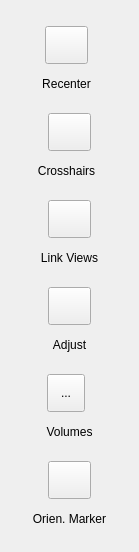
greydongilmore/trajectoryGuideModules, file settingsPanel/Resources/UI/settingsPanel.ui: the form before one commit.
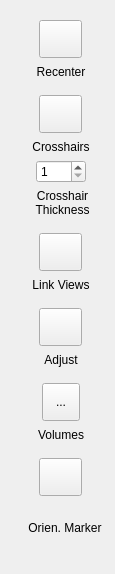
The form after the commit. Icons and pictures are not drawn.

```diff
--- a/settingsPanel/Resources/UI/settingsPanel.ui
+++ b/settingsPanel/Resources/UI/settingsPanel.ui
@@ -6,8 +6,8 @@
    <rect>
     <x>0</x>
     <y>0</y>
-    <width>139</width>
-    <height>552</height>
+    <width>115</width>
+    <height>574</height>
    </rect>
   </property>
   <property name="sizePolicy">
@@ -25,7 +25,7 @@
   <property name="windowTitle">
    <string>Form</string>
   </property>
-  <layout class="QGridLayout" name="gridLayout_2">
+  <layout class="QGridLayout" name="gridLayout">
    <item row="0" column="0">
     <widget class="QWidget" name="widget" native="true">
      <property name="sizePolicy">
@@ -40,9 +40,34 @@
        <height>0</height>
       </size>
      </property>
-     <layout class="QGridLayout" name="gridLayout">
-      <item row="23" column="0" colspan="2">
-       <widget class="QLabel" name="label_6">
+     <layout class="QVBoxLayout" name="verticalLayout">
+      <item alignment="Qt::AlignHCenter">
+       <widget class="QPushButton" name="recenterButton">
+        <property name="sizePolicy">
+         <sizepolicy hsizetype="Fixed" vsizetype="Fixed">
+          <horstretch>0</horstretch>
+          <verstretch>0</verstretch>
+         </sizepolicy>
+        </property>
+        <property name="minimumSize">
+         <size>
+          <width>38</width>
+          <height>38</height>
+         </size>
+        </property>
+        <property name="font">
+         <font>
+          <family>Arial</family>
+          <pointsize>10</pointsize>
+         </font>
+        </property>
+        <property name="text">
+         <string/>
+        </property>
+       </widget>
+      </item>
+      <item>
+       <widget class="QLabel" name="label_5">
         <property name="sizePolicy">
          <sizepolicy hsizetype="MinimumExpanding" vsizetype="Fixed">
           <horstretch>0</horstretch>
@@ -56,14 +81,14 @@
          </size>
         </property>
         <property name="text">
-         <string>Volumes</string>
+         <string>Recenter</string>
         </property>
         <property name="alignment">
          <set>Qt::AlignCenter</set>
         </property>
        </widget>
       </item>
-      <item row="5" column="0">
+      <item>
        <spacer name="verticalSpacer">
         <property name="orientation">
          <enum>Qt::Vertical</enum>
@@ -79,8 +104,8 @@
         </property>
        </spacer>
       </item>
-      <item row="18" column="0" colspan="2" alignment="Qt::AlignHCenter">
-       <widget class="QPushButton" name="windowVolButton">
+      <item alignment="Qt::AlignHCenter">
+       <widget class="QPushButton" name="crosshairToggleButton">
         <property name="sizePolicy">
          <sizepolicy hsizetype="Fixed" vsizetype="Fixed">
           <horstretch>0</horstretch>
@@ -104,7 +129,91 @@
         </property>
        </widget>
       </item>
-      <item row="11" column="0">
+      <item>
+       <widget class="QLabel" name="label_4">
+        <property name="sizePolicy">
+         <sizepolicy hsizetype="MinimumExpanding" vsizetype="Fixed">
+          <horstretch>0</horstretch>
+          <verstretch>0</verstretch>
+         </sizepolicy>
+        </property>
+        <property name="minimumSize">
+         <size>
+          <width>0</width>
+          <height>15</height>
+         </size>
+        </property>
+        <property name="text">
+         <string>Crosshairs</string>
+        </property>
+        <property name="alignment">
+         <set>Qt::AlignCenter</set>
+        </property>
+       </widget>
+      </item>
+      <item alignment="Qt::AlignHCenter">
+       <widget class="QSpinBox" name="crosshairThicknessSB">
+        <property name="sizePolicy">
+         <sizepolicy hsizetype="Preferred" vsizetype="Preferred">
+          <horstretch>0</horstretch>
+          <verstretch>0</verstretch>
+         </sizepolicy>
+        </property>
+        <property name="minimumSize">
+         <size>
+          <width>50</width>
+          <height>0</height>
+         </size>
+        </property>
+        <property name="maximumSize">
+         <size>
+          <width>50</width>
+          <height>16777215</height>
+         </size>
+        </property>
+        <property name="minimum">
+         <number>1</number>
+        </property>
+        <property name="maximum">
+         <number>5</number>
+        </property>
+        <property name="value">
+         <number>1</number>
+        </property>
+       </widget>
+      </item>
+      <item>
+       <widget class="QLabel" name="label_8">
+        <property name="sizePolicy">
+         <sizepolicy hsizetype="Preferred" vsizetype="Preferred">
+          <horstretch>0</horstretch>
+          <verstretch>0</verstretch>
+         </sizepolicy>
+        </property>
+        <property name="minimumSize">
+         <size>
+          <width>85</width>
+          <height>0</height>
+         </size>
+        </property>
+        <property name="maximumSize">
+         <size>
+          <width>85</width>
+          <height>16777215</height>
+         </size>
+        </property>
+        <property name="text">
+         <string>Crosshair Thickness</string>
+        </property>
+        <property name="alignment">
+         <set>Qt::AlignCenter</set>
+        </property>
+        <property name="wordWrap">
+         <bool>true</bool>
+        </property>
+       </widget>
+      </item>
+      <item>
        <spacer name="verticalSpacer_2">
         <property name="orientation">
          <enum>Qt::Vertical</enum>
@@ -120,7 +229,95 @@
         </property>
        </spacer>
       </item>
-      <item row="19" column="0" colspan="2">
+      <item alignment="Qt::AlignHCenter">
+       <widget class="QPushButton" name="linkViewsButton">
+        <property name="sizePolicy">
+         <sizepolicy hsizetype="Fixed" vsizetype="Fixed">
+          <horstretch>0</horstretch>
+          <verstretch>0</verstretch>
+         </sizepolicy>
+        </property>
+        <property name="minimumSize">
+         <size>
+          <width>38</width>
+          <height>38</height>
+         </size>
+        </property>
+        <property name="font">
+         <font>
+          <family>Arial</family>
+          <pointsize>10</pointsize>
+         </font>
+        </property>
+        <property name="text">
+         <string/>
+        </property>
+       </widget>
+      </item>
+      <item>
+       <widget class="QLabel" name="label_3">
+        <property name="sizePolicy">
+         <sizepolicy hsizetype="MinimumExpanding" vsizetype="Fixed">
+          <horstretch>0</horstretch>
+          <verstretch>0</verstretch>
+         </sizepolicy>
+        </property>
+        <property name="minimumSize">
+         <size>
+          <width>0</width>
+          <height>15</height>
+         </size>
+        </property>
+        <property name="text">
+         <string>Link Views</string>
+        </property>
+        <property name="alignment">
+         <set>Qt::AlignCenter</set>
+        </property>
+       </widget>
+      </item>
+      <item>
+       <spacer name="verticalSpacer_3">
+        <property name="orientation">
+         <enum>Qt::Vertical</enum>
+        </property>
+        <property name="sizeType">
+         <enum>QSizePolicy::Fixed</enum>
+        </property>
+        <property name="sizeHint" stdset="0">
+         <size>
+          <width>20</width>
+          <height>10</height>
+         </size>
+        </property>
+       </spacer>
+      </item>
+      <item alignment="Qt::AlignHCenter">
+       <widget class="QPushButton" name="windowVolButton">
+        <property name="sizePolicy">
+         <sizepolicy hsizetype="Fixed" vsizetype="Fixed">
+          <horstretch>0</horstretch>
+          <verstretch>0</verstretch>
+         </sizepolicy>
+        </property>
+        <property name="minimumSize">
+         <size>
+          <width>38</width>
+          <height>38</height>
+         </size>
+        </property>
+        <property name="font">
+         <font>
+          <family>Arial</family>
+          <pointsize>10</pointsize>
+         </font>
+        </property>
+        <property name="text">
+         <string/>
+        </property>
+       </widget>
+      </item>
+      <item>
        <widget class="QLabel" name="label_2">
         <property name="sizePolicy">
          <sizepolicy hsizetype="MinimumExpanding" vsizetype="Fixed">
@@ -142,57 +339,7 @@
         </property>
        </widget>
       </item>
-      <item row="2" column="0" alignment="Qt::AlignHCenter">
-       <widget class="QPushButton" name="recenterButton">
-        <property name="sizePolicy">
-         <sizepolicy hsizetype="Fixed" vsizetype="Fixed">
-          <horstretch>0</horstretch>
-          <verstretch>0</verstretch>
-         </sizepolicy>
-        </property>
-        <property name="minimumSize">
-         <size>
-          <width>38</width>
-          <height>38</height>
-         </size>
-        </property>
-        <property name="font">
-         <font>
-          <family>Arial</family>
-          <pointsize>10</pointsize>
-         </font>
-        </property>
-        <property name="text">
-         <string/>
-        </property>
-       </widget>
-      </item>
-      <item row="13" column="0" colspan="2" alignment="Qt::AlignHCenter">
-       <widget class="QPushButton" name="linkViewsButton">
-        <property name="sizePolicy">
-         <sizepolicy hsizetype="Fixed" vsizetype="Fixed">
-          <horstretch>0</horstretch>
-          <verstretch>0</verstretch>
-         </sizepolicy>
-        </property>
-        <property name="minimumSize">
-         <size>
-          <width>38</width>
-          <height>38</height>
-         </size>
-        </property>
-        <property name="font">
-         <font>
-          <family>Arial</family>
-          <pointsize>10</pointsize>
-         </font>
-        </property>
-        <property name="text">
-         <string/>
-        </property>
-       </widget>
-      </item>
-      <item row="20" column="0">
+      <item>
        <spacer name="verticalSpacer_4">
         <property name="orientation">
          <enum>Qt::Vertical</enum>
@@ -208,7 +355,7 @@
         </property>
        </spacer>
       </item>
-      <item row="22" column="0" alignment="Qt::AlignHCenter">
+      <item alignment="Qt::AlignHCenter">
        <widget class="QToolButton" name="volumeButton">
         <property name="minimumSize">
          <size>
@@ -252,7 +399,45 @@
         </property>
        </widget>
       </item>
-      <item row="25" column="0" colspan="2" alignment="Qt::AlignHCenter">
+      <item>
+       <widget class="QLabel" name="label_6">
+        <property name="sizePolicy">
+         <sizepolicy hsizetype="MinimumExpanding" vsizetype="Fixed">
+          <horstretch>0</horstretch>
+          <verstretch>0</verstretch>
+         </sizepolicy>
+        </property>
+        <property name="minimumSize">
+         <size>
+          <width>0</width>
+          <height>15</height>
+         </size>
+        </property>
+        <property name="text">
+         <string>Volumes</string>
+        </property>
+        <property name="alignment">
+         <set>Qt::AlignCenter</set>
+        </property>
+       </widget>
+      </item>
+      <item>
+       <spacer name="verticalSpacer_5">
+        <property name="orientation">
+         <enum>Qt::Vertical</enum>
+        </property>
+        <property name="sizeType">
+         <enum>QSizePolicy::Fixed</enum>
+        </property>
+        <property name="sizeHint" stdset="0">
+         <size>
+          <width>20</width>
+          <height>10</height>
+         </size>
+        </property>
+       </spacer>
+      </item>
+      <item alignment="Qt::AlignHCenter">
        <widget class="QPushButton" name="orientationMarkerButton">
         <property name="sizePolicy">
          <sizepolicy hsizetype="Fixed" vsizetype="Fixed">
@@ -277,18 +462,18 @@
         </property>
        </widget>
       </item>
-      <item row="27" column="0" colspan="2">
+      <item>
        <widget class="QLabel" name="label_7">
         <property name="sizePolicy">
-         <sizepolicy hsizetype="MinimumExpanding" vsizetype="Fixed">
+         <sizepolicy hsizetype="MinimumExpanding" vsizetype="MinimumExpanding">
           <horstretch>0</horstretch>
           <verstretch>0</verstretch>
          </sizepolicy>
         </property>
         <property name="minimumSize">
          <size>
-          <width>0</width>
-          <height>15</height>
+          <width>90</width>
+          <height>0</height>
          </size>
         </property>
         <property name="text">
@@ -299,129 +484,6 @@
         </property>
        </widget>
       </item>
-      <item row="4" column="0">
-       <widget class="QLabel" name="label_5">
-        <property name="sizePolicy">
-         <sizepolicy hsizetype="MinimumExpanding" vsizetype="Fixed">
-          <horstretch>0</horstretch>
-          <verstretch>0</verstretch>
-         </sizepolicy>
-        </property>
-        <property name="minimumSize">
-         <size>
-          <width>0</width>
-          <height>15</height>
-         </size>
-        </property>
-        <property name="text">
-         <string>Recenter</string>
-        </property>
-        <property name="alignment">
-         <set>Qt::AlignCenter</set>
-        </property>
-       </widget>
-      </item>
-      <item row="15" column="0">
-       <spacer name="verticalSpacer_3">
-        <property name="orientation">
-         <enum>Qt::Vertical</enum>
-        </property>
-        <property name="sizeType">
-         <enum>QSizePolicy::Fixed</enum>
-        </property>
-        <property name="sizeHint" stdset="0">
-         <size>
-          <width>20</width>
-          <height>10</height>
-         </size>
-        </property>
-       </spacer>
-      </item>
-      <item row="7" column="0" colspan="2" alignment="Qt::AlignHCenter">
-       <widget class="QPushButton" name="crosshairToggleButton">
-        <property name="sizePolicy">
-         <sizepolicy hsizetype="Fixed" vsizetype="Fixed">
-          <horstretch>0</horstretch>
-          <verstretch>0</verstretch>
-         </sizepolicy>
-        </property>
-        <property name="minimumSize">
-         <size>
-          <width>38</width>
-          <height>38</height>
-         </size>
-        </property>
-        <property name="font">
-         <font>
-          <family>Arial</family>
-          <pointsize>10</pointsize>
-         </font>
-        </property>
-        <property name="text">
-         <string/>
-        </property>
-       </widget>
-      </item>
-      <item row="8" column="0">
-       <widget class="QLabel" name="label_4">
-        <property name="sizePolicy">
-         <sizepolicy hsizetype="MinimumExpanding" vsizetype="Fixed">
-          <horstretch>0</horstretch>
-          <verstretch>0</verstretch>
-         </sizepolicy>
-        </property>
-        <property name="minimumSize">
-         <size>
-          <width>0</width>
-          <height>15</height>
-         </size>
-        </property>
-        <property name="text">
-         <string>Crosshairs</string>
-        </property>
-        <property name="alignment">
-         <set>Qt::AlignCenter</set>
-        </property>
-       </widget>
-      </item>
-      <item row="14" column="0" colspan="2">
-       <widget class="QLabel" name="label_3">
-        <property name="sizePolicy">
-         <sizepolicy hsizetype="MinimumExpanding" vsizetype="Fixed">
-          <horstretch>0</horstretch>
-          <verstretch>0</verstretch>
-         </sizepolicy>
-        </property>
-        <property name="minimumSize">
-         <size>
-          <width>0</width>
-          <height>15</height>
-         </size>
-        </property>
-        <property name="text">
-         <string>Link Views</string>
-        </property>
-        <property name="alignment">
-         <set>Qt::AlignCenter</set>
-        </property>
-       </widget>
-      </item>
-      <item row="24" column="0">
-       <spacer name="verticalSpacer_5">
-        <property name="orientation">
-         <enum>Qt::Vertical</enum>
-        </property>
-        <property name="sizeType">
-         <enum>QSizePolicy::Fixed</enum>
-        </property>
-        <property name="sizeHint" stdset="0">
-         <size>
-          <width>20</width>
-          <height>10</height>
-         </size>
-        </property>
-       </spacer>
-      </item>
      </layout>
     </widget>
    </item>
```
